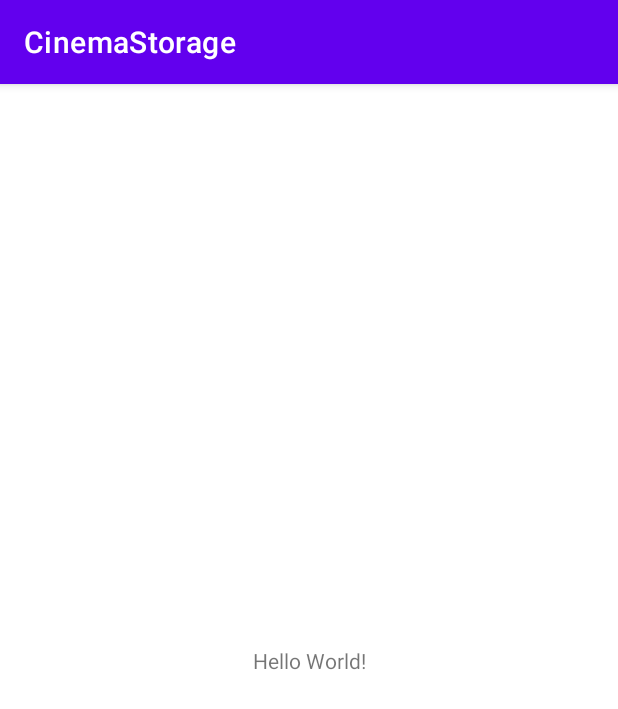
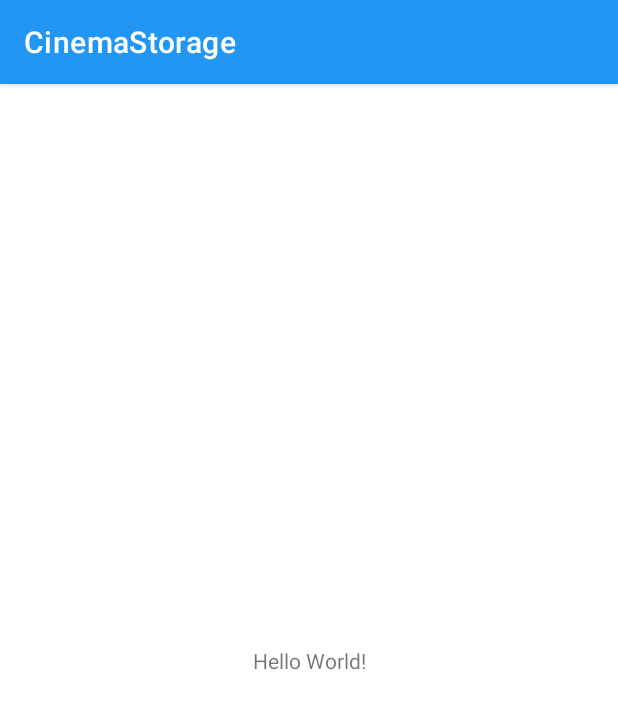
Before and after one commit to koolunkle/TeamProject_CinemaStorage, an Android app: the screen it shows after launch (MainActivity), on a phone screen of 412 x 824 dp. Shown: the top 709 px of the screen. Run offline under Robolectric (Android 15) with nearby library versions, the phone set to English and light mode, and no system bars.

Commit message:
[create] 임시 테마 색상 추가  - colorPrimary : #2196F3  - colorPrimaryVariant : #4DABF5

```diff
--- a/app/src/main/res/values/themes.xml
+++ b/app/src/main/res/values/themes.xml
@@ -1,9 +1,9 @@
-<resources xmlns:tools="http://schemas.android.com/tools">
+<resources>
     <!-- Base application theme. -->
     <style name="Theme.CinemaStorage" parent="Theme.MaterialComponents.DayNight.DarkActionBar">
         <!-- Primary brand color. -->
-        <item name="colorPrimary">@color/purple_500</item>
-        <item name="colorPrimaryVariant">@color/purple_700</item>
+        <item name="colorPrimary">@color/dodger_blue</item>
+        <item name="colorPrimaryVariant">@color/summer_sky</item>
         <item name="colorOnPrimary">@color/white</item>
         <!-- Secondary brand color. -->
         <item name="colorSecondary">@color/teal_200</item>
```
